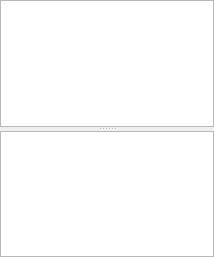
NeutrinoToolkit/Neutrino, file UIs/nPhysProperties.ui: the form before one commit.
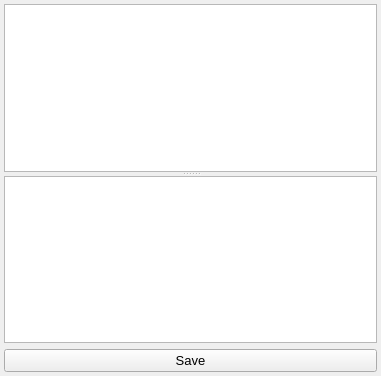
The form after the commit.

Diff of the .ui file:
```diff
--- a/UIs/nPhysProperties.ui
+++ b/UIs/nPhysProperties.ui
@@ -6,8 +6,8 @@
    <rect>
     <x>0</x>
     <y>0</y>
-    <width>214</width>
-    <height>257</height>
+    <width>381</width>
+    <height>376</height>
    </rect>
   </property>
   <property name="windowTitle">
@@ -24,8 +24,17 @@
   </property>
   <widget class="QWidget" name="centralwidget">
    <layout class="QGridLayout" name="gridLayout">
-    <property name="margin">
-     <number>0</number>
+    <property name="leftMargin">
+     <number>4</number>
+    </property>
+    <property name="topMargin">
+     <number>4</number>
+    </property>
+    <property name="rightMargin">
+     <number>4</number>
+    </property>
+    <property name="bottomMargin">
+     <number>4</number>
     </property>
     <item row="0" column="0">
      <widget class="QSplitter" name="splitter">
@@ -51,6 +60,18 @@
       </widget>
      </widget>
     </item>
+    <item row="1" column="0">
+     <widget class="QPushButton" name="changePhysProperty">
+      <property name="font">
+       <font>
+        <pointsize>10</pointsize>
+       </font>
+      </property>
+      <property name="text">
+       <string>Save</string>
+      </property>
+     </widget>
+    </item>
    </layout>
   </widget>
  </widget>
```
